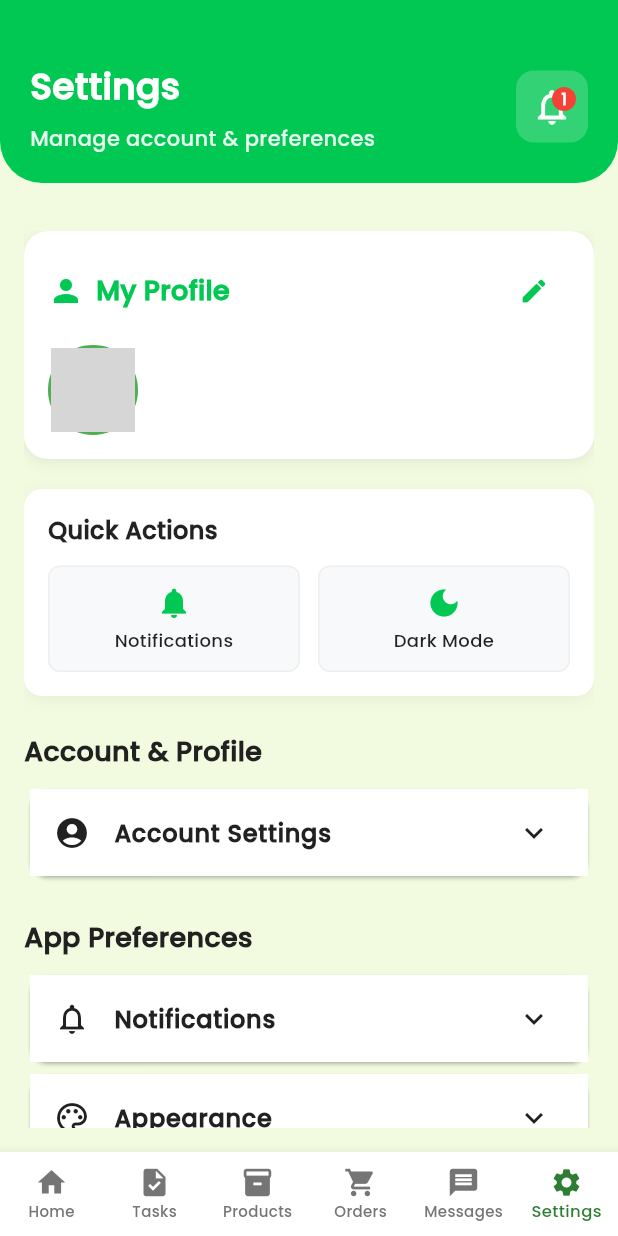
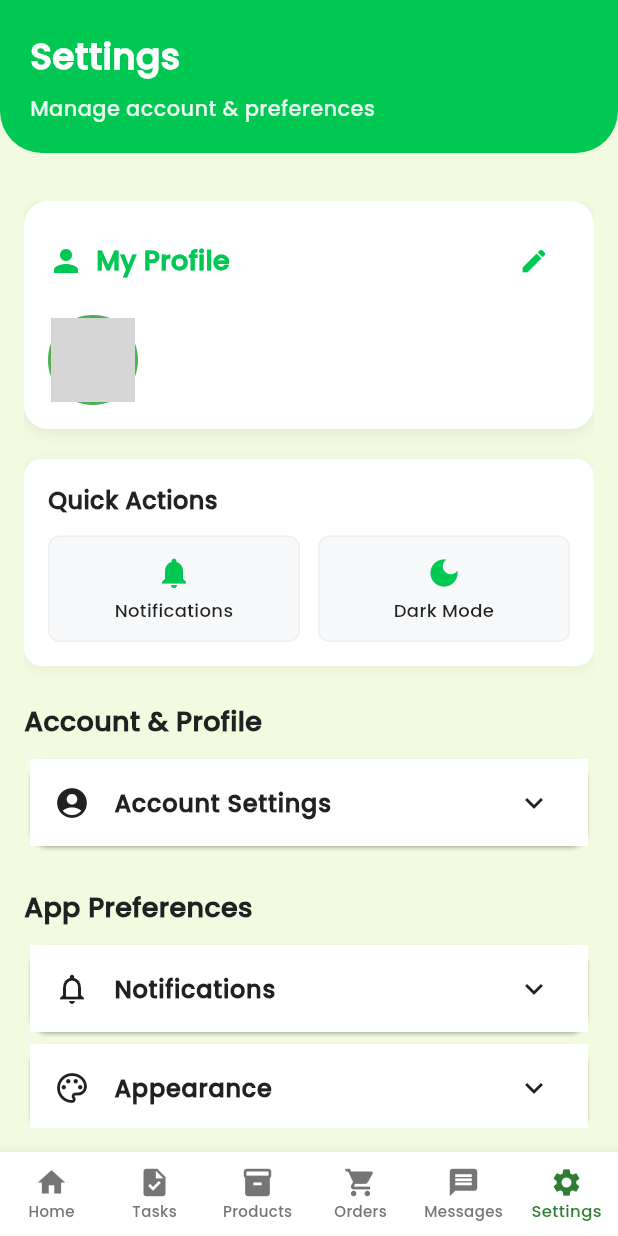
Before and after one commit to ScarletVonRosefall/AgriSynch, a Flutter app: the screen it shows once a user with an empty profile is signed in, item 6 of the bottom bar chosen, on a phone screen of 412 x 824 dp. Run offline on Flutter 3.47's test engine with Material 3 defaults, Android fonts, the phone set to English and light mode, and no system bars; our stand-ins replace cached_network_image, cloud_firestore, firebase_auth, firebase_core, firebase_crashlytics, firebase_messaging and 8 more; accounts and stored records are empty; network calls fail; grey boxes are pictures that could not be loaded.

Commit message:
tried to give the header good consistency but cannot do it

```diff
--- a/AgriSynch/lib/buyer/AgriSynchBuyerHomePage.dart
+++ b/AgriSynch/lib/buyer/AgriSynchBuyerHomePage.dart
@@ -318,7 +318,7 @@ class _AgriSynchBuyerHomePageState extends State<AgriSynchBuyerHomePage> {
         children: [
           // Fixed Top Header
           Container(
-          padding: const EdgeInsets.fromLTRB(20, 40, 20, 20),
+          padding: EdgeInsets.fromLTRB(20, MediaQuery.of(context).padding.top + 20, 20, 20),
           width: double.infinity,
           decoration: ThemeHelper.getHeaderDecoration(isDark: isDarkMode),
           child: Column(
--- a/AgriSynch/lib/buyer/BrowseProductsPage.dart
+++ b/AgriSynch/lib/buyer/BrowseProductsPage.dart
@@ -397,7 +397,7 @@ class _BrowseProductsPageState extends State<BrowseProductsPage> {
         children: [
           // Header
           Container(
-            padding: const EdgeInsets.fromLTRB(20, 40, 20, 20),
+            padding: EdgeInsets.fromLTRB(20, MediaQuery.of(context).padding.top + 20, 20, 20),
             width: double.infinity,
             decoration: ThemeHelper.getHeaderDecoration(isDark: isDarkMode),
             child: Column(
--- a/AgriSynch/lib/buyer/DeliveryTrackingPage.dart
+++ b/AgriSynch/lib/buyer/DeliveryTrackingPage.dart
@@ -468,7 +468,7 @@ class _DeliveryTrackingPageState extends State<DeliveryTrackingPage> {
         children: [
           // Header
           Container(
-            padding: const EdgeInsets.fromLTRB(20, 40, 20, 20),
+            padding: EdgeInsets.fromLTRB(20, MediaQuery.of(context).padding.top + 20, 20, 20),
             width: double.infinity,
             decoration: BoxDecoration(
               color: headerColor,
--- a/AgriSynch/lib/buyer/MyOrdersPage.dart
+++ b/AgriSynch/lib/buyer/MyOrdersPage.dart
@@ -565,7 +565,7 @@ class _MyOrdersPageState extends State<MyOrdersPage> {
         children: [
           // Header
           Container(
-            padding: const EdgeInsets.fromLTRB(20, 40, 20, 20),
+            padding: EdgeInsets.fromLTRB(20, MediaQuery.of(context).padding.top + 20, 20, 20),
             width: double.infinity,
             decoration: BoxDecoration(
               color: headerColor,
@@ -615,7 +615,7 @@ class _MyOrdersPageState extends State<MyOrdersPage> {
             children: [
               // Header
               Container(
-                padding: const EdgeInsets.fromLTRB(20, 40, 20, 20),
+                padding: EdgeInsets.fromLTRB(20, MediaQuery.of(context).padding.top + 20, 20, 20),
                 width: double.infinity,
                 decoration: BoxDecoration(
                   color: headerColor,
--- a/AgriSynch/lib/buyer/ShoppingCartPage.dart
+++ b/AgriSynch/lib/buyer/ShoppingCartPage.dart
@@ -336,7 +336,7 @@ class _ShoppingCartPageState extends State<ShoppingCartPage> {
         children: [
           // Header
           Container(
-            padding: const EdgeInsets.fromLTRB(20, 40, 20, 20),
+            padding: EdgeInsets.fromLTRB(20, MediaQuery.of(context).padding.top + 20, 20, 20),
             width: double.infinity,
             decoration: BoxDecoration(
               color: headerColor,
--- a/AgriSynch/lib/farmer/AgriCustomersPage.dart
+++ b/AgriSynch/lib/farmer/AgriCustomersPage.dart
@@ -266,7 +266,7 @@ class _AgriCustomersPageState extends State<AgriCustomersPage> {
                   bottomRight: Radius.circular(28),
                 ),
                 child: Container(
-                  padding: const EdgeInsets.fromLTRB(20, 40, 20, 20),
+                  padding: EdgeInsets.fromLTRB(20, MediaQuery.of(context).padding.top + 20, 20, 20),
                   decoration: ThemeHelper.getHeaderDecoration(isDark: isDarkMode),
                   child: Column(
                     crossAxisAlignment: CrossAxisAlignment.start,
--- a/AgriSynch/lib/farmer/AgriFinances.dart
+++ b/AgriSynch/lib/farmer/AgriFinances.dart
@@ -426,7 +426,7 @@ class _AgriFinancesState extends State<AgriFinances> {
           children: [
             // Header
             Container(
-              padding: const EdgeInsets.fromLTRB(20, 40, 20, 20),
+              padding: EdgeInsets.fromLTRB(20, MediaQuery.of(context).padding.top + 20, 20, 20),
               width: double.infinity,
               decoration: ThemeHelper.getHeaderDecoration(isDark: isDarkMode),
               child: Column(
--- a/AgriSynch/lib/farmer/AgriSynchCalendarPage.dart
+++ b/AgriSynch/lib/farmer/AgriSynchCalendarPage.dart
@@ -453,7 +453,7 @@ class _CalendarPageState extends State<AgriSynchCalendarPage> with TickerProvide
         children: [
           // Header
           Container(
-            padding: const EdgeInsets.fromLTRB(20, 40, 20, 20),
+            padding: EdgeInsets.fromLTRB(20, MediaQuery.of(context).padding.top + 20, 20, 20),
             decoration: ThemeHelper.getHeaderDecoration(isDark: isDarkMode),
             child: Column(
               children: [
--- a/AgriSynch/lib/farmer/AgriSynchHomePage.dart
+++ b/AgriSynch/lib/farmer/AgriSynchHomePage.dart
@@ -458,7 +458,7 @@ class _AgriSynchHomePageState extends State<AgriSynchHomePage> {
         children: [
           // --- Fixed Top Green Header ---
           Container(
-            padding: const EdgeInsets.fromLTRB(20, 40, 20, 20),
+            padding: EdgeInsets.fromLTRB(20, MediaQuery.of(context).padding.top + 20, 20, 20),
             width: double.infinity,
             decoration: ThemeHelper.getHeaderDecoration(isDark: isDarkMode),
             child: Column(
--- a/AgriSynch/lib/farmer/AgriSynchOrdersPage.dart
+++ b/AgriSynch/lib/farmer/AgriSynchOrdersPage.dart
@@ -676,7 +676,7 @@ class _AgriSynchOrdersPageState extends State<AgriSynchOrdersPage> {
         children: [
           // --- Fixed Top Green Header ---
           Container(
-            padding: const EdgeInsets.fromLTRB(20, 40, 20, 20),
+            padding: EdgeInsets.fromLTRB(20, MediaQuery.of(context).padding.top + 20, 20, 20),
             width: double.infinity,
             decoration: ThemeHelper.getHeaderDecoration(isDark: isDarkMode),
             child: Column(
--- a/AgriSynch/lib/farmer/AgriSynchProductsPage.dart
+++ b/AgriSynch/lib/farmer/AgriSynchProductsPage.dart
@@ -702,7 +702,7 @@ class _AgriSynchProductsPageState extends State<AgriSynchProductsPage> {
         children: [
           // Header
           Container(
-            padding: const EdgeInsets.fromLTRB(20, 40, 20, 20),
+            padding: EdgeInsets.fromLTRB(20, MediaQuery.of(context).padding.top + 20, 20, 20),
             width: double.infinity,
             decoration: ThemeHelper.getHeaderDecoration(isDark: isDarkMode),
             child: Column(
--- a/AgriSynch/lib/farmer/AgriSynchSettingsPage.dart
+++ b/AgriSynch/lib/farmer/AgriSynchSettingsPage.dart
@@ -300,7 +300,7 @@ class _AgriSynchSettingsPageState extends State<AgriSynchSettingsPage> {
         children: [
           // --- Top Green Header ---
           Container(
-            padding: const EdgeInsets.fromLTRB(20, 40, 20, 20),
+            padding: EdgeInsets.fromLTRB(20, MediaQuery.of(context).padding.top + 20, 20, 20),
             width: double.infinity,
             decoration: ThemeHelper.getHeaderDecoration(isDark: isDarkMode),
             child: Row(
@@ -318,62 +318,6 @@ class _AgriSynchSettingsPageState extends State<AgriSynchSettingsPage> {
                         'Manage account & preferences',
                         style: ThemeHelper.getSubHeaderTextStyle(isDark: isDarkMode),
                       ),
-                    ],
-                  ),
-                ),
-                // Notification Button
-                Container(
-                  decoration: BoxDecoration(
-                    color: Colors.white.withValues(alpha: 0.2),
-                    borderRadius: BorderRadius.circular(12),
-                  ),
-                  child: Stack(
-                    children: [
-                      IconButton(
-                        icon: const Icon(
-                          Icons.notifications_outlined,
-                          color: Colors.white,
-                          size: 28,
-                        ),
-                        onPressed: () {
-                          ScaffoldMessenger.of(context).showSnackBar(
-                            const SnackBar(
-                              content: Text(
-                                "Notifications feature coming soon!",
-                              ),
-                              backgroundColor: Color(0xFF00C853),
-                            ),
-                          );
-                        },
-                      ),
-                      // Notification badge
-                      if (unreadNotifications > 0)
-                        Positioned(
-                          right: 8,
-                          top: 8,
-                          child: Container(
-                            padding: const EdgeInsets.all(4),
-                            decoration: const BoxDecoration(
-                              color: Colors.red,
-                              shape: BoxShape.circle,
-                            ),
-                            constraints: const BoxConstraints(
-                              minWidth: 16,
-                              minHeight: 16,
-                            ),
-                            child: Text(
-                              unreadNotifications > 99
-                                  ? '99+'
-                                  : unreadNotifications.toString(),
-                              style: const TextStyle(
-                                color: Colors.white,
-                                fontSize: 10,
-                                fontWeight: FontWeight.bold,
-                              ),
-                              textAlign: TextAlign.center,
-                            ),
-                          ),
-                        ),
                     ],
                   ),
                 ),
--- a/AgriSynch/lib/shared/AgriNotificationPage.dart
+++ b/AgriSynch/lib/shared/AgriNotificationPage.dart
@@ -246,7 +246,7 @@ class _AgriNotificationPageState extends State<AgriNotificationPage> {
         children: [
           // Header
           Container(
-            padding: const EdgeInsets.fromLTRB(20, 40, 20, 20),
+            padding: EdgeInsets.fromLTRB(20, MediaQuery.of(context).padding.top + 20, 20, 20),
             width: double.infinity,
             decoration: ThemeHelper.getHeaderDecoration(isDark: isDarkMode),
             child: Column(
--- a/AgriSynch/lib/shared/AgriWeatherPage.dart
+++ b/AgriSynch/lib/shared/AgriWeatherPage.dart
@@ -162,7 +162,7 @@ class _AgriWeatherPageState extends State<AgriWeatherPage> {
         children: [
           // Header
           Container(
-            padding: const EdgeInsets.fromLTRB(20, 40, 20, 20),
+            padding: EdgeInsets.fromLTRB(20, MediaQuery.of(context).padding.top + 20, 20, 20),
             width: double.infinity,
             decoration: ThemeHelper.getHeaderDecoration(isDark: isDarkMode),
             child: Column(
--- a/AgriSynch/lib/shared/chat_screen.dart
+++ b/AgriSynch/lib/shared/chat_screen.dart
@@ -230,7 +230,7 @@ class _ChatScreenState extends State<ChatScreen> {
         children: [
           // --- Fixed Top Green Header ---
           Container(
-            padding: const EdgeInsets.fromLTRB(20, 40, 20, 20),
+            padding: EdgeInsets.fromLTRB(20, MediaQuery.of(context).padding.top + 20, 20, 20),
             width: double.infinity,
             decoration: ThemeHelper.getHeaderDecoration(isDark: isDarkMode),
             child: Column(
--- a/AgriSynch/lib/shared/conversations_list_page.dart
+++ b/AgriSynch/lib/shared/conversations_list_page.dart
@@ -87,7 +87,7 @@ class _ConversationsListPageState extends State<ConversationsListPage> {
         children: [
           // --- Fixed Top Green Header ---
           Container(
-            padding: const EdgeInsets.fromLTRB(20, 40, 20, 20),
+            padding: EdgeInsets.fromLTRB(20, MediaQuery.of(context).padding.top + 20, 20, 20),
             width: double.infinity,
             decoration: ThemeHelper.getHeaderDecoration(isDark: isDarkMode),
             child: Column(
--- a/AgriSynch/lib/shared/new_message_page.dart
+++ b/AgriSynch/lib/shared/new_message_page.dart
@@ -115,7 +115,7 @@ class _NewMessagePageState extends State<NewMessagePage> {
         children: [
           // --- Fixed Top Green Header ---
           Container(
-            padding: const EdgeInsets.fromLTRB(20, 40, 20, 20),
+            padding: EdgeInsets.fromLTRB(20, MediaQuery.of(context).padding.top + 20, 20, 20),
             width: double.infinity,
             decoration: ThemeHelper.getHeaderDecoration(isDark: isDarkMode),
             child: Column(
```
Also changed, not shown: AgriSynch/lib/buyer/AgriSynchBuyerSettingsPage.dart (+1 -56 lines).
